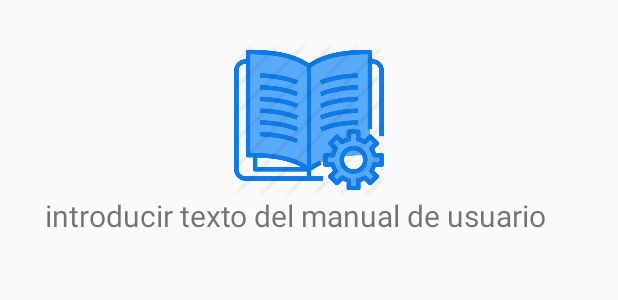
After one commit to jjaimes1/El-Reto-Android-Studio, an Android app: the layout activity_manual.xml on its own in the app's theme, with its tools: preview values and no code run, on a phone screen of 412 x 824 dp. The commit adds this screen. Shown: the top 300 px of the screen. Run offline under Robolectric (Android 15) with nearby library versions, the phone set to English and light mode, and no system bars.

Commit message:
creada ventana de manual y cambios menores

```diff
--- /dev/null
+++ b/app/src/main/res/layout/activity_manual.xml
@@ -0,0 +1,25 @@
+<?xml version="1.0" encoding="utf-8"?>
+<LinearLayout
+    xmlns:android="http://schemas.android.com/apk/res/android"
+    xmlns:app="http://schemas.android.com/apk/res-auto"
+    android:layout_width="match_parent"
+    android:layout_height="match_parent"
+    android:orientation="vertical"
+    android:layout_margin="30dp"
+    android:gravity="center_horizontal"
+    >
+
+    <ImageView
+        android:id="@+id/imageView3"
+        android:layout_width="100dp"
+        android:layout_height="100dp"
+        app:srcCompat="@drawable/manualico" />
+
+    <TextView
+        android:id="@+id/vManualTxt"
+        android:layout_width="match_parent"
+        android:layout_height="wrap_content"
+        android:text="@string/vManual"
+        android:textSize="20dp"
+        />
+</LinearLayout>
--- a/app/src/main/res/values/strings.xml
+++ b/app/src/main/res/values/strings.xml
@@ -24,4 +24,6 @@
     <string name="vPrincipalComenzar">Empezar</string>
     <string name="vPrincipalManual">Manual</string>
     <string name="vPrincipalAjustes">Ajustes</string>
+    <string name="vCreacioUsBtnLogConCuenta">Log con cuenta</string>
+    <string name="vManual">introducir texto del manual de usuario</string>
 </resources>
```
Also changed, not shown: app/src/main/res/layout/activity_creacion_usuario.xml (+9 -1 lines), app/src/main/res/layout/activity_main.xml (+3 -4 lines), app/src/main/res/drawable/manualico.png (added).
